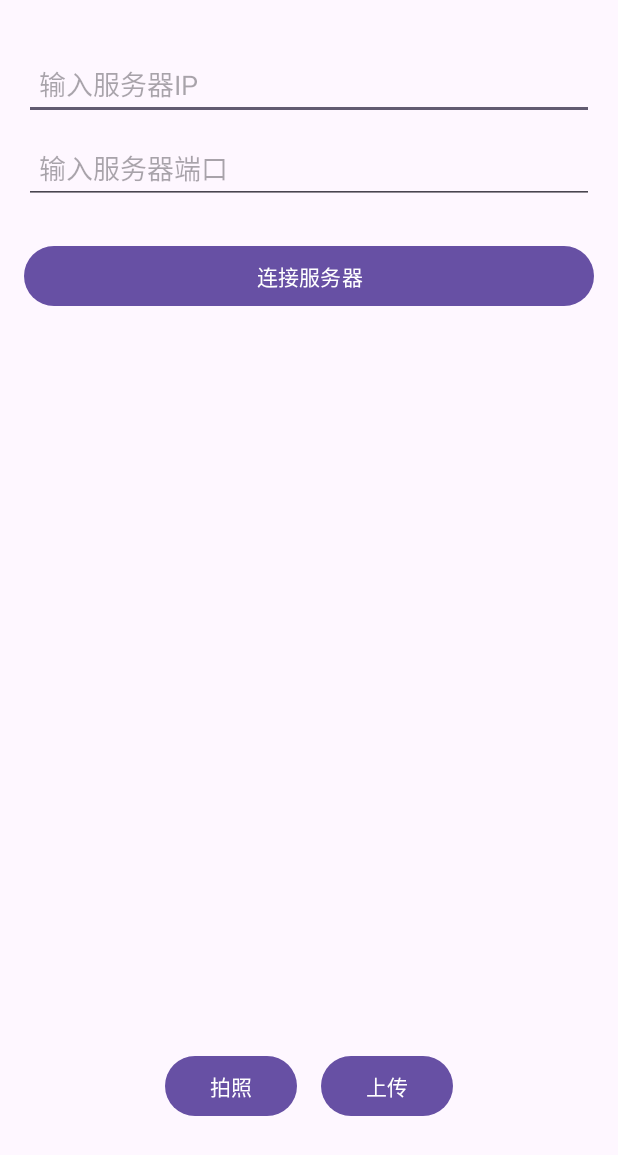
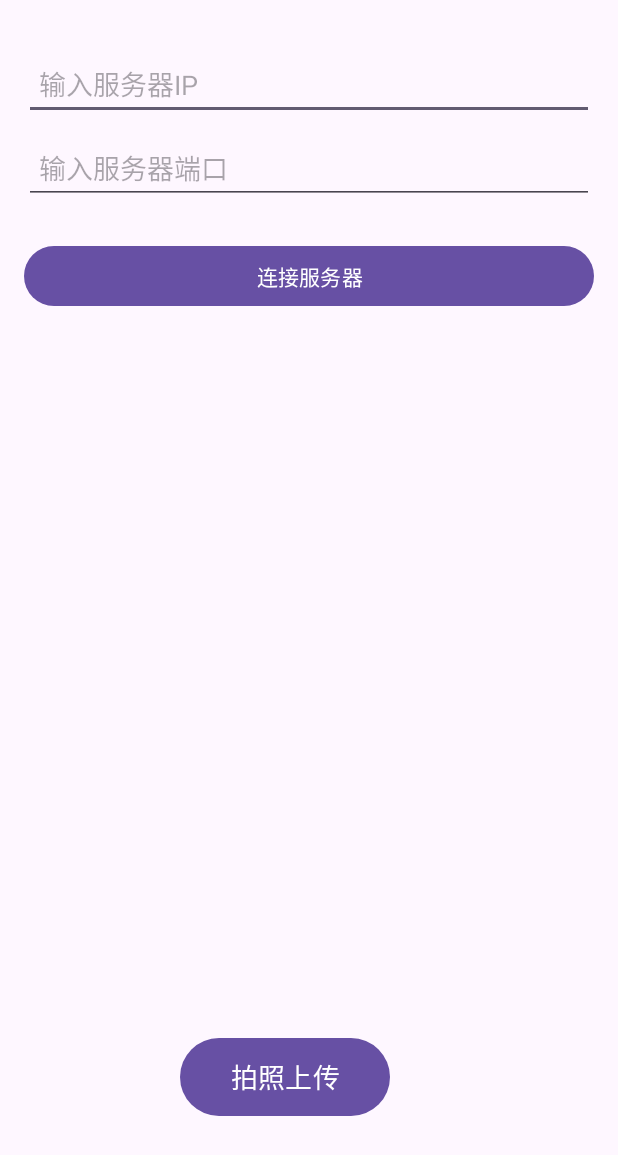
Before and after one commit to hechuan754/pointcloudcode, an Android app: the screen it shows after launch (MainActivity), on a phone screen of 412 x 824 dp. Shown: the top 1155 px of the screen. Run offline under Robolectric (Android 15) with nearby library versions, the phone set to English and light mode, and no system bars; 1 statement that could not run was skipped.

Commit message:
1.0版本

```diff
--- a/app/src/main/res/layout/activity_main.xml
+++ b/app/src/main/res/layout/activity_main.xml
@@ -76,24 +76,17 @@
 
         <Button
             android:id="@+id/client_submit"
-            android:layout_width="wrap_content"
-            android:layout_height="wrap_content"
-            android:text="拍照"/>
+            android:layout_width="140dp"
+            android:layout_height="60dp"
+            android:text="拍照上传"
+            android:textSize="18sp"
+            android:layout_marginRight="16dp" />
 
+        <!-- 用 Space 添加间距 -->
         <Space
             android:layout_width="16dp"
             android:layout_height="1dp"/>
-
-        <Button
-            android:id="@+id/btnUpload"
-            android:layout_width="wrap_content"
-            android:layout_height="wrap_content"
-            android:text="上传"/>
+    </LinearLayout>
 
 
-
-
-
-    </LinearLayout>
-
 </RelativeLayout>
```
Also changed, not shown: app/src/main/java/com/example/pointcloudcode/MainActivity.java (+22 -29 lines), 1 other file.
